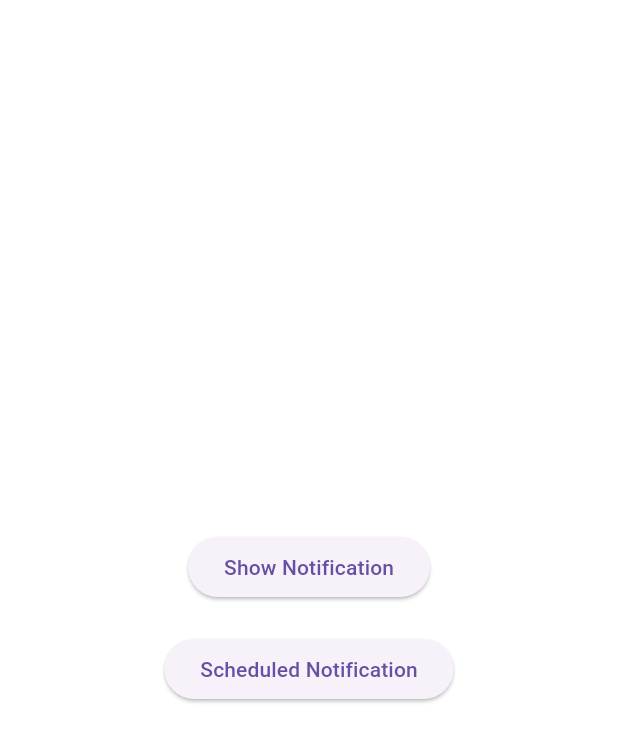
After one commit to Ruben725/MedMinder, a Flutter app: the notiTest screen opened directly, after a tap on "Scheduled Notification", on a phone screen of 412 x 824 dp. The commit adds this screen. Shown: the top 742 px of the screen. Run offline on Flutter 3.47's test engine with Material 3 defaults, Android fonts, the phone set to English and light mode, and no system bars; our stand-ins replace cloud_firestore, firebase_auth, firebase_core, flutter_local_notifications, timezone; missing offline and left inert: dart:ffi; accounts and stored records are empty.

Commit message:
simple notification added and working

```diff
--- a/lib/Home/profile.dart
+++ b/lib/Home/profile.dart
@@ -1,6 +1,5 @@
 import 'package:flutter/material.dart';
 import 'package:medminder/custom.dart';
-import 'package:medminder/Home/settings.dart';
 import 'package:medminder/getStarted/userAuth.dart';
 
 class profile extends StatefulWidget {
@@ -35,12 +34,12 @@ class _profileState extends State<profile> {
                   backgroundColor: Colors.amber,
                   ),
 
-                SizedBox(height: 10),
+                SizedBox(height: 30),
 
                 Text('Name: ${user.fname} ${user.lname}', style: TextStyle(fontFamily: 'Poppins', fontSize: 20,)),
                 Text('Gender: ${user.gender}', style: TextStyle(fontFamily: 'Poppins', fontSize: 20,)),
                 //Text('Date: ${user.dob}', style: TextStyle(fontFamily: 'Poppins', fontSize: 20,)),
-                //Text('Allergies: ${user.allergies}', style: TextStyle(fontFamily: 'Poppins', fontSize: 20,)),
+                //Text('Allergies: ${user.allergies}', style: TextStyle(fontFamily: 'Poppins', fontSize: 20,))
 
                 Spacer(),
                 Custom.bottomNav(context),
--- /dev/null
+++ b/lib/Notification/notiTest.dart
@@ -0,0 +1,39 @@
+import 'package:flutter/material.dart';
+import 'package:medminder/Notification/notification.dart';
+
+class notiTest extends StatefulWidget {
+  const notiTest({super.key});
+
+  @override
+  State<notiTest> createState() => _notiTestState();
+}
+
+class _notiTestState extends State<notiTest> {
+  @override
+  Widget build(BuildContext context) {
+    return  Scaffold(
+      body: Center(
+        child: Column(
+          mainAxisAlignment: MainAxisAlignment.center,
+
+          children: [
+            ElevatedButton(
+              onPressed: () {
+                notificationRem.showInstantNotification("Instant Notification", "Notification appeared as soon button was pressed");
+              },
+              child: const Text("Show Notification"),
+              ),
+              SizedBox(height: 20,),
+
+              ElevatedButton(
+              onPressed: () {
+                DateTime scheduledTime = DateTime.now().add(const Duration(seconds: 5));
+                notificationRem.scheduledNotification("Notification is Scheduled", "This is a scheduled reminder, 5 seconds", scheduledTime);
+              },
+              child: const Text("Scheduled Notification")),
+          ],
+        ),
+      ),
+    );
+  }
+}
--- /dev/null
+++ b/lib/Notification/notification.dart
@@ -0,0 +1,66 @@
+import 'package:flutter_local_notifications/flutter_local_notifications.dart';
+import 'package:timezone/timezone.dart' as tz;
+
+class notificationRem{
+
+  static final FlutterLocalNotificationsPlugin flutterLocalNotificationsPlugin = FlutterLocalNotificationsPlugin();
+
+  static Future<void> onDidReceiveNotification(NotificationResponse) async {}
+
+  static Future<void> init() async{
+
+    const AndroidInitializationSettings androidInitializationSettings = AndroidInitializationSettings("@mipmap/ic_launcher");
+
+    const InitializationSettings initializationSettings = InitializationSettings(
+      android: androidInitializationSettings,
+    );
+
+    await flutterLocalNotificationsPlugin.initialize(
+      initializationSettings,
+      onDidReceiveNotificationResponse: onDidReceiveNotification,
+      onDidReceiveBackgroundNotificationResponse: onDidReceiveNotification,
+    );
+
+    await flutterLocalNotificationsPlugin
+      .resolvePlatformSpecificImplementation<AndroidFlutterLocalNotificationsPlugin>()
+      ?.requestNotificationsPermission();
+
+  }
+
+  //Instant
+  static Future<void> showInstantNotification(String title, String body) async{
+    const NotificationDetails platformChannelSpecifies = NotificationDetails(
+      android: AndroidNotificationDetails(
+        "channelId",
+        "channelName",
+        importance: Importance.high,
+        priority: Priority.high
+        ),
+    );
+    await flutterLocalNotificationsPlugin.show(0, title, body, platformChannelSpecifies);
+  }
+
+  //Scheduled
+  static Future<void> scheduledNotification(String title, String body, DateTime scheduledTime) async{
+    const NotificationDetails platformChannelSpecifies = NotificationDetails(
+      android: AndroidNotificationDetails(
+        "channelId",
+        "channelName",
+        importance: Importance.high,
+        priority: Priority.high
+        ),
+    );
+
+    await flutterLocalNotificationsPlugin.zonedSchedule(
+      0,
+      title,
+      body,
+      tz.TZDateTime.from(scheduledTime, tz.local),
+      platformChannelSpecifies,
+      androidScheduleMode: AndroidScheduleMode.exact,
+      uiLocalNotificationDateInterpretation: UILocalNotificationDateInterpretation.absoluteTime,
+      matchDateTimeComponents: DateTimeComponents.dateAndTime,
+    );
+  }
+
+}
--- a/lib/main.dart
+++ b/lib/main.dart
@@ -2,13 +2,18 @@ import 'dart:collection';
 import 'package:flutter/material.dart';
 import 'package:firebase_core/firebase_core.dart';
 import 'package:medminder/Home/home.dart';
+import 'package:medminder/Notification/notification.dart';
+import 'package:medminder/Notification/notiTest.dart';
 import 'package:medminder/splashscreen.dart';
 //import 'package:medminder/getStarted/getStarted.dart';
+import 'package:timezone/data/latest.dart' as tz;
 
 
 void main() async{
   WidgetsFlutterBinding.ensureInitialized();
+  await notificationRem.init();
   await Firebase.initializeApp();
+  tz.initializeTimeZones();
   runApp(const MedMinder());
 }
 
--- a/pubspec.yaml
+++ b/pubspec.yaml
@@ -11,6 +11,8 @@ dependencies:
   flutter:
     sdk: flutter
 
+  flutter_local_notifications: ^18.0.1
+  flutter_timezone: ^3.0.1
   cupertino_icons: ^1.0.6
   firebase_core: ^3.6.0
   firebase_auth: ^5.3.1
```
Also changed, not shown: pubspec.lock, 6 other files.
